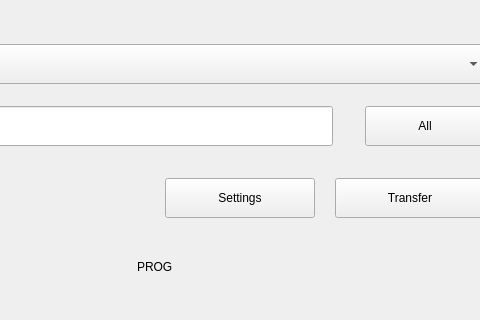
Before: the Qt Designer form windows_desktop/k_accounttransfer_w.ui in mwcproject/mwc-qt-wallet, drawn with Qt 5; both pictures show x 236 to 716 and y 202 to 522 of the 797 by 522 pixel window.
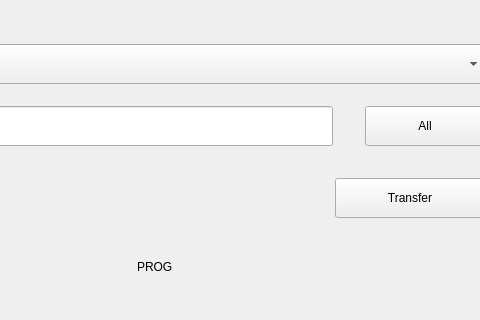
After: the same form once the commit is applied. Custom widgets are drawn as their Qt base class.

What changed in the file:
```diff
--- a/windows_desktop/k_accounttransfer_w.ui
+++ b/windows_desktop/k_accounttransfer_w.ui
@@ -269,31 +269,6 @@
            </property>
           </spacer>
          </item>
-         <item>
-          <widget class="control::MwcPushButtonNormal" name="settingsBtn">
-           <property name="minimumSize">
-            <size>
-             <width>150</width>
-             <height>40</height>
-            </size>
-           </property>
-           <property name="maximumSize">
-            <size>
-             <width>150</width>
-             <height>40</height>
-            </size>
-           </property>
-           <property name="cursor">
-            <cursorShape>PointingHandCursor</cursorShape>
-           </property>
-           <property name="toolTip">
-            <string>Click to change settings. Number of change outputs and required confirmations.</string>
-           </property>
-           <property name="text">
-            <string>Settings</string>
-           </property>
-          </widget>
-         </item>
          <item>
           <widget class="control::MwcPushButtonNormal" name="transferButton">
            <property name="minimumSize">
@@ -446,11 +421,6 @@
    <extends>QPushButton</extends>
    <header>control_desktop/MwcPushButton.h</header>
   </customwidget>
-  <customwidget>
-   <class>control::MwcLabelProgress</class>
-   <extends>QLabel</extends>
-   <header>control_desktop/MwcLabelProgress.h</header>
-  </customwidget>
   <customwidget>
    <class>control::MwcLineEditNormal</class>
    <extends>QLineEdit</extends>
@@ -461,6 +431,11 @@
    <extends>QLabel</extends>
    <header>control_desktop/MwcLabel.h</header>
   </customwidget>
+  <customwidget>
+   <class>control::MwcLabelProgress</class>
+   <extends>QLabel</extends>
+   <header>control_desktop/MwcLabelProgress.h</header>
+  </customwidget>
   <customwidget>
    <class>control::MwcComboBox</class>
    <extends>QComboBox</extends>
```
Left out of the diff: 44 changed lines with no effect on the pictures.
